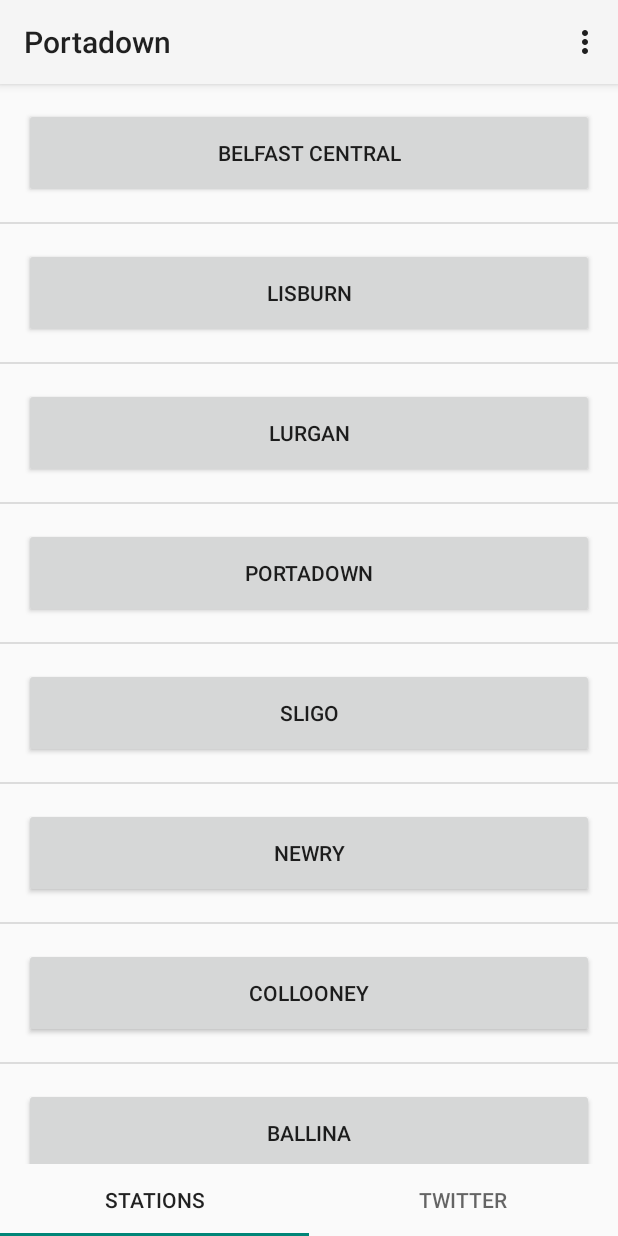
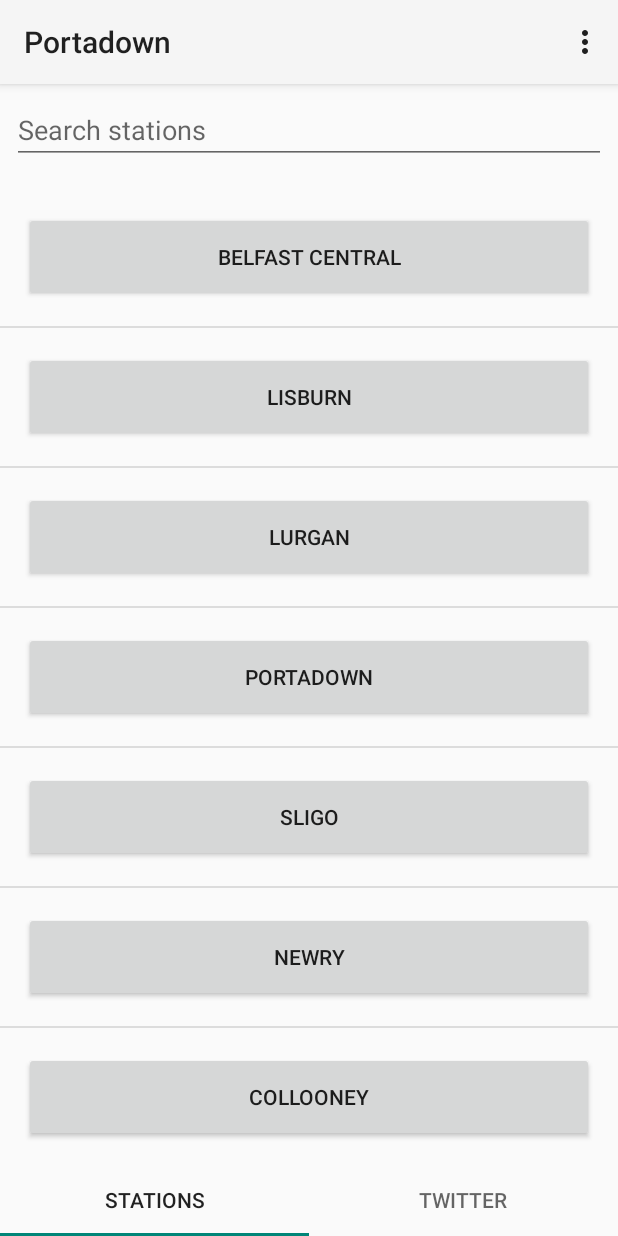
Before and after one commit to Videept/twainz, an Android app: the screen it shows after launch (MainActivity), in the options menu, after a tap on "Settings", on a phone screen of 412 x 824 dp. Run offline under Robolectric (Android 15) with nearby library versions, the phone set to English and light mode, and no system bars.

Commit message:
added a searchbar

```diff
--- a/app/build.gradle
+++ b/app/build.gradle
@@ -16,6 +16,10 @@ android {
             proguardFiles getDefaultProguardFile('proguard-android-optimize.txt'), 'proguard-rules.pro'
         }
     }
+    compileOptions {
+        sourceCompatibility = '1.8'
+        targetCompatibility = '1.8'
+    }
 }
 
 dependencies {
@@ -27,4 +31,5 @@ dependencies {
     androidTestImplementation 'com.android.support.test:runner:1.0.2'
     androidTestImplementation 'com.android.support.test.espresso:espresso-core:3.0.2'
     implementation files('libs/twitter4j-core-4.0.7.jar')
+    implementation 'com.android.support:gridlayout-v7:28.0.0'
 }
--- a/app/src/main/java/com/example/twainz/Linerun.java
+++ b/app/src/main/java/com/example/twainz/Linerun.java
@@ -2,9 +2,7 @@ package com.example.twainz;
 import android.annotation.SuppressLint;
 import android.content.Context;
 import android.os.Bundle;
-
 import android.support.annotation.Nullable;
-import android.support.constraint.ConstraintLayout;
 import android.support.v4.app.Fragment;
 import android.view.LayoutInflater;
 import android.view.View;
@@ -15,7 +13,6 @@ import android.widget.TextView;
 import java.util.ArrayList;
 import java.util.Vector;
 
-import static android.graphics.Color.parseColor;
 import static android.graphics.Color.rgb;
 
 public class Linerun extends Fragment {
--- a/app/src/main/java/com/example/twainz/stationList.java
+++ b/app/src/main/java/com/example/twainz/stationList.java
@@ -1,22 +1,29 @@
 package com.example.twainz;
 
 import android.content.Context;
+import android.support.annotation.ArrayRes;
 import android.support.annotation.Nullable;
 import android.support.v4.app.Fragment;
 import android.os.Bundle;
+import android.text.Editable;
+import android.text.TextWatcher;
+import android.util.Log;
 import android.view.LayoutInflater;
 import android.view.View;
 import android.view.ViewGroup;
 import android.widget.AdapterView;
 import android.widget.ArrayAdapter;
+import android.widget.EditText;
 import android.widget.ListView;
 import android.widget.TextView;
 import java.util.ArrayList;
-import java.util.Vector;
+import java.util.stream.Collectors;
 
 public class stationList extends Fragment  {
     private ListView mListView;
     private View rootView;
+    private static ArrayList<String> list;  //had to make this static to avoid having to make it final
+                                            //(it would otherwise have to be final inside the textwatcher
 
     @Nullable
     @Override
@@ -27,15 +34,15 @@ public class stationList extends Fragment  {
 
         final trainFetcher tf = new trainFetcher(getContext());
 
-        ArrayList<String> list = new ArrayList<String>(tf.getStationList());
+        list = new ArrayList<>(tf.getStationList());
 
-        StringAdapter adapter = new StringAdapter(rootView.getContext(), list);
+        final StringAdapter adapter = new StringAdapter(rootView.getContext(), list);
 
         mListView.setAdapter(adapter);
         mListView.setOnItemClickListener(new AdapterView.OnItemClickListener() {
             @Override
             public void onItemClick(AdapterView<?> parent, View view, int position, long id) {
-                String search = tf.getStationList().get(Integer.valueOf(position));
+                String search = list.get(position);
 
                 android.support.v4.app.FragmentManager childManager = getActivity().getSupportFragmentManager();
                 android.support.v4.app.FragmentTransaction fragmentTransaction = childManager.beginTransaction();   //Begin the fragment change
@@ -51,8 +58,51 @@ public class stationList extends Fragment  {
             }
         });
 
+        EditText searchbar = rootView.findViewById(R.id.search_text);
+        searchbar.addTextChangedListener(new TextWatcher() {
+            @Override
+            public void beforeTextChanged(CharSequence s, int start, int count, int after) {
+                list = new ArrayList<>(tf.getStationList());
+                adapter.clear();
+                adapter.addAll(list);
+                adapter.notifyDataSetChanged();
+
+            }
+            @Override
+            public void onTextChanged(CharSequence s, int start, int before, int count) {
+                list = SearchSequence(s, list);
+                adapter.clear();
+                adapter.addAll(list);
+                adapter.notifyDataSetChanged();
+
+            }
+
+            @Override
+            public void afterTextChanged(Editable s){
+            }
+        });
+
         return rootView;
     }
+
+
+    private ArrayList<String> SearchSequence(CharSequence s, ArrayList<String> list){
+        if (android.os.Build.VERSION.SDK_INT >= android.os.Build.VERSION_CODES.N) {
+            return list.stream()
+            .filter(future_results->future_results.contains(s))
+            .collect(Collectors.toCollection(ArrayList<String>::new));
+        }
+        ArrayList<String> results = new ArrayList<>();
+        for (String str : list){
+            if(str.contains(s) || str.contains(s.toString().toUpperCase())) {
+                results.add(str);
+                Log.d("d_tag", str);
+            }
+        }
+        return results;
+    }
+
+
 
 
 }
--- a/app/src/main/java/com/example/twainz/trainFetcher.java
+++ b/app/src/main/java/com/example/twainz/trainFetcher.java
@@ -12,13 +12,9 @@ import org.w3c.dom.Node;
 import org.w3c.dom.NodeList;
 import org.xml.sax.SAXException;
 
-import java.io.File;
 import java.io.IOException;
 import java.io.InputStream;
 import java.net.URL;
-import java.text.ParseException;
-import java.time.ZoneId;
-import java.util.Calendar;
 import java.util.Date;
 import java.util.Vector;
 import javax.xml.parsers.DocumentBuilder;
--- a/app/src/main/res/layout/activity_list.xml
+++ b/app/src/main/res/layout/activity_list.xml
@@ -15,5 +15,27 @@
         app:layout_constraintBottom_toBottomOf="parent"
         app:layout_constraintEnd_toEndOf="parent"
         app:layout_constraintStart_toStartOf="parent"
-        app:layout_constraintTop_toTopOf="parent" />
+        app:layout_constraintTop_toBottomOf="@+id/search_text" />
+
+    <EditText
+        android:id="@+id/search_text"
+        android:layout_width="0dp"
+        android:layout_height="wrap_content"
+        android:layout_marginStart="8dp"
+        android:layout_marginLeft="8dp"
+        android:layout_marginTop="8dp"
+        android:layout_marginEnd="8dp"
+        android:layout_marginRight="8dp"
+        android:layout_marginBottom="16dp"
+        android:ems="10"
+        android:hint="@string/search_hint"
+        android:inputType="textCapWords"
+        android:text=""
+        app:layout_constraintBottom_toTopOf="@+id/listView"
+        app:layout_constraintEnd_toEndOf="parent"
+        app:layout_constraintHorizontal_bias="1.0"
+        app:layout_constraintStart_toStartOf="parent"
+        app:layout_constraintTop_toTopOf="parent"
+        app:layout_constraintVertical_bias="0.727" />
+
 </android.support.constraint.ConstraintLayout>
--- a/app/src/main/res/values/strings.xml
+++ b/app/src/main/res/values/strings.xml
@@ -4,4 +4,5 @@
     <string name="action_settings">Settings</string>
     <string name="section_format">Hello World from section: %1$d</string>
     <string name="linerun_default">Station name here</string>
+    <string name="search_hint">Search stations</string>
 </resources>
```
Also changed, not shown: app/src/main/res/raw/station_list.xml (+5 -5 lines).
